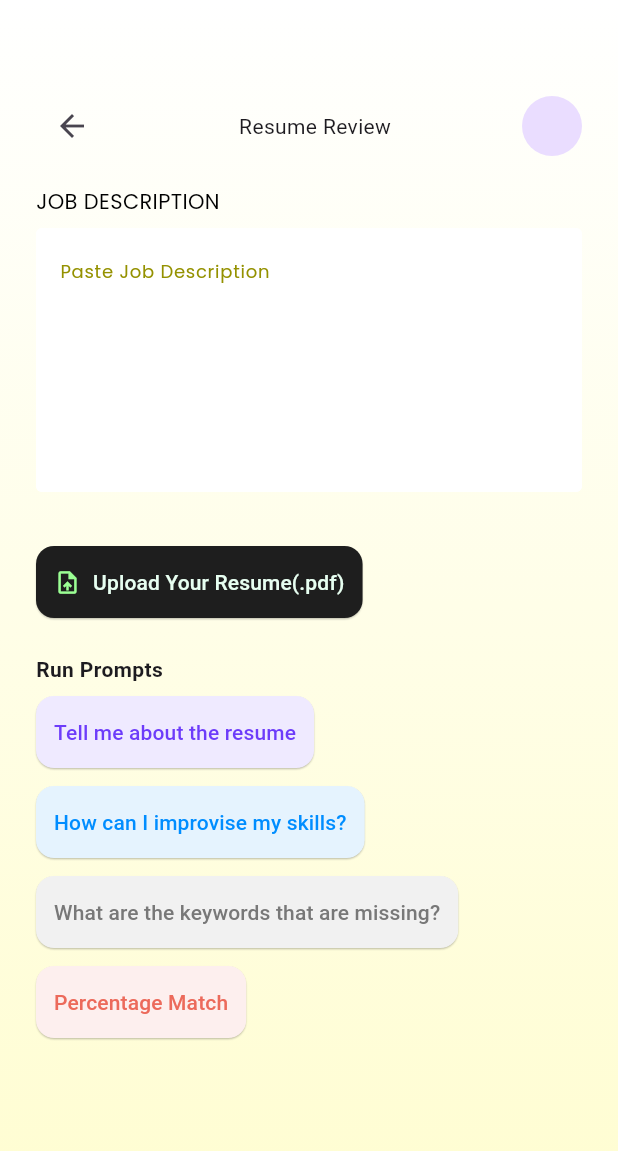
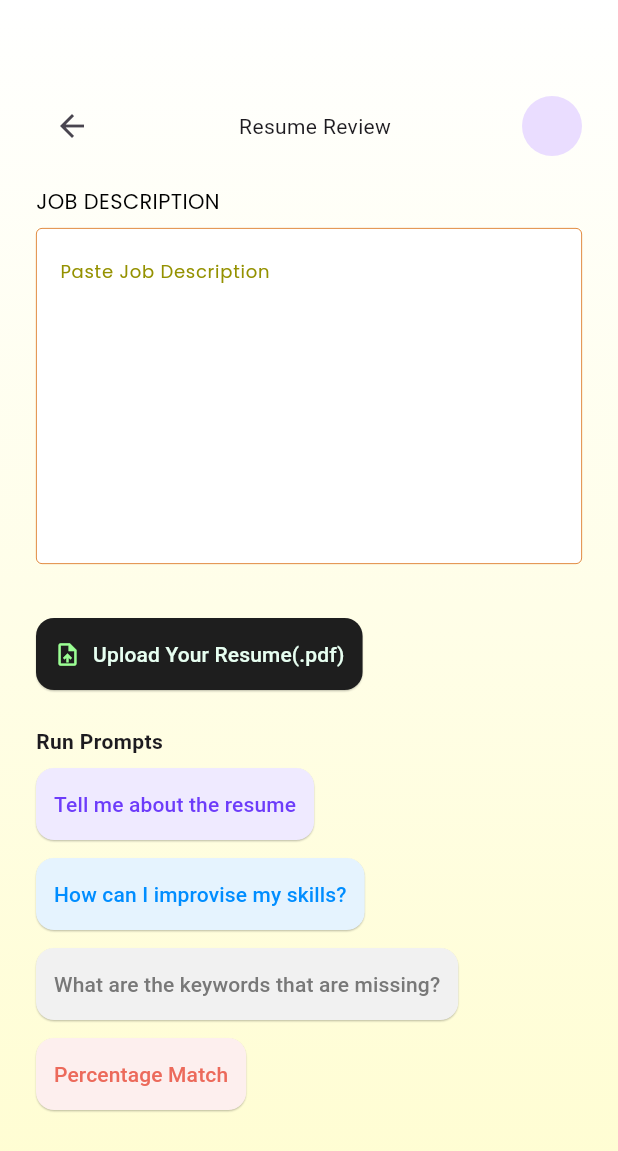
Before and after one commit to Redvey/InterView, a Flutter app: the ResumeReviewScreen screen opened by its route, on a phone screen of 412 x 824 dp. Shown: the top 1151 px of the screen. Run offline on Flutter 3.47's test engine with Material 3 defaults, Android fonts, the phone set to English and light mode, and no system bars; our stand-ins replace file_picker, go_router, smooth_page_indicator.

Commit message:
08:fix: Restructured Files of review page

```diff
--- a/lib/app/themes/text_styles.dart
+++ b/lib/app/themes/text_styles.dart
@@ -5,6 +5,12 @@ import 'fonts.dart';
 
 
 class AppTextStyles {
+
+  static const textField = TextStyle(
+      fontFamily: AppFonts.poppins,
+
+  );
+
   static  heading({required Color color}) =>  TextStyle(
     fontFamily: AppFonts.poppins,
     fontSize: AppSizes.fontSizeLg,
--- a/lib/features/resume/widgets/input_decoration.dart
+++ b/lib/features/resume/widgets/input_decoration.dart
@@ -2,18 +2,20 @@ import 'package:flutter/material.dart';
 import 'package:interview/app/themes/text_styles.dart';
 import '../../../core/constants/colors.dart';
 
-InputDecoration whiteInputDecoration(String hint, Color hintColor) =>
-    InputDecoration(
+InputDecoration whiteInputDecoration(
+  String hint,
+  Color hintColor,
+  Color borderColor,
+) => InputDecoration(
   filled: true,
   fillColor: AppColors.backgroundWhite,
   hintText: hint,
   hintStyle: AppTextStyles.hintText(color: hintColor),
   border: const OutlineInputBorder(),
-      enabledBorder:  OutlineInputBorder(
-        borderSide: BorderSide(color: AppColors.backgroundWhite),
-
+  enabledBorder: OutlineInputBorder(
+    borderSide: BorderSide(color: borderColor, width: 0.5),
   ),
-      focusedBorder:  OutlineInputBorder(
+  focusedBorder: OutlineInputBorder(
     borderSide: BorderSide(color: hintColor, width: 1),
   ),
 );
--- a/lib/features/resume/widgets/labelled_text_field.dart
+++ b/lib/features/resume/widgets/labelled_text_field.dart
@@ -1,4 +1,5 @@
 import 'package:flutter/material.dart';
+import '../../../core/constants/colors.dart';
 import '../../../core/constants/sizes.dart';
 import '../../../app/themes/text_styles.dart';
 import '../../../core/utils/color_utils.dart';
@@ -15,6 +16,7 @@ class LabeledTextField extends StatelessWidget {
   final FocusNode? nextFocus;
   final bool removable;
   final VoidCallback? onRemove;
+  final Color borderColor;
 
   const LabeledTextField({
     super.key,
@@ -28,6 +30,7 @@ class LabeledTextField extends StatelessWidget {
     this.nextFocus,
     this.removable = false,
     this.onRemove,
+    this.borderColor=AppColors.backgroundWhite,
   });
 
   @override
@@ -53,6 +56,7 @@ class LabeledTextField extends StatelessWidget {
 
         // Text Field
         TextField(
+          style: AppTextStyles.textField,
           controller: controller,
           focusNode: focusNode,
           maxLines: maxLines,
@@ -66,7 +70,7 @@ class LabeledTextField extends StatelessWidget {
               focusNode?.unfocus();
             }
           },
-          decoration: whiteInputDecoration(hint, hintTextColor),
+          decoration: whiteInputDecoration(hint, hintTextColor,borderColor),
         ),
 
         const SizedBox(height: AppSizes.spaceBtwFields),
--- /dev/null
+++ b/lib/features/review/controllers/resume_review_controllers.dart
@@ -0,0 +1,107 @@
+import 'package:flutter/material.dart';
+import 'package:interview/core/constants/strings.dart';
+import 'package:interview/core/constants/colors.dart';
+import 'package:interview/features/resume/screens/roles_form/widget/response_sheet.dart';
+
+import '../utils/resume_review_utils.dart';
+
+class ResumeReviewController {
+  final TextEditingController jdController = TextEditingController();
+  String? fileName;
+  bool isLoading = false;
+  String? response;
+
+  /// Labels for AI prompt buttons
+  final List<String> promptLabels = [
+    AppStrings.aboutResume,
+    AppStrings.improviseSkill,
+    AppStrings.missingKeywords,
+    AppStrings.percentageMatch,
+  ];
+
+  /// Picks a resume and updates fileName
+  Future<String?> pickResume() async {
+    final file = await ResumeReviewUtils.pickResumeFile();
+    if (file != null) {
+      fileName = file.name;
+    }
+    return fileName;
+  }
+
+  /// Handles prompt submission logic with safe context usage
+  Future<bool> handleSubmit(
+      String promptType,
+      VoidCallback openBottomSheet,
+      BuildContext context,
+      ) async {
+    if (jdController.text.isEmpty || fileName == null) {
+      if (context.mounted) {
+        ScaffoldMessenger.of(context).showSnackBar(
+          const SnackBar(content: Text(AppStrings.provideJD)),
+        );
+      }
+      return false;
+    }
+
+    isLoading = true;
+
+    // Simulated delay for AI response
+    await Future.delayed(const Duration(seconds: 2));
+
+    isLoading = false;
+    response = 'Response for "$promptType" prompt will appear here.';
+
+    openBottomSheet();
+    return true;
+  }
+
+  /// Used as a callback to show the bottom sheet
+  void showCustomBottomSheet(String promptTitle, BuildContext context) {
+    showModalBottomSheet(
+      context: context,
+      isScrollControlled: true,
+      backgroundColor: Colors.transparent,
+      builder: (_) => AiResponseBottomSheet(
+        promptTitle: promptTitle,
+        response: response,
+        isLoading: isLoading,
+      ),
+    );
+  }
+
+  /// Returns background color for a given prompt
+  Color getColor(String label) {
+    switch (label) {
+      case AppStrings.aboutResume:
+        return AppColors.buttonPurple;
+      case AppStrings.improviseSkill:
+        return AppColors.buttonBlue;
+      case AppStrings.missingKeywords:
+        return AppColors.buttonGray;
+      case AppStrings.percentageMatch:
+        return AppColors.buttonRed;
+      default:
+        return Colors.grey;
+    }
+  }
+
+  /// Returns text color for a given prompt
+  Color getTextColor(String label) {
+    switch (label) {
+      case AppStrings.aboutResume:
+        return AppColors.buttonTextPurple;
+      case AppStrings.improviseSkill:
+        return AppColors.buttonTextBlue;
+      case AppStrings.missingKeywords:
+        return AppColors.buttonTextGray;
+      case AppStrings.percentageMatch:
+        return AppColors.buttonTextRed;
+      default:
+        return Colors.white;
+    }
+  }
+
+  void dispose() {
+    jdController.dispose();
+  }
+}
--- a/lib/features/review/review.dart
+++ /dev/null
@@ -1,196 +0,0 @@
-
-import 'package:flutter/material.dart';
-import 'package:file_picker/file_picker.dart';
-import 'package:go_router/go_router.dart';
-import 'package:interview/core/constants/colors.dart';
-import 'package:interview/core/constants/strings.dart';
-import 'package:interview/features/resume/widgets/labelled_text_field.dart';
-
-import '../../core/constants/sizes.dart';
-import '../resume/screens/roles_form/widget/response_sheet.dart';
-
-class ResumeReviewScreen extends StatefulWidget {
-  const ResumeReviewScreen({super.key});
-
-  @override
-  State<ResumeReviewScreen> createState() => _ResumeReviewScreenState();
-}
-
-class _ResumeReviewScreenState extends State<ResumeReviewScreen> {
-  final TextEditingController jdController = TextEditingController();
-  String? fileName;
-  bool isLoading = false;
-  String? response;
-
-  void pickResume() async {
-    final file = await FilePicker.platform.pickFiles(
-      type: FileType.custom,
-      allowedExtensions: ['pdf'],
-    );
-
-    if (file != null) {
-      setState(() {
-        fileName = file.files.first.name;
-      });
-    }
-  }
-
-  void handleSubmit(String promptType) async {
-    if (jdController.text.isEmpty || fileName == null) {
-      ScaffoldMessenger.of(
-        context,
-      ).showSnackBar(const SnackBar(content: Text(AppStrings.provideJD)));
-      return;
-    }
-
-    setState(() => isLoading = true);
-
-    // Simulated response delay
-    await Future.delayed(const Duration(seconds: 2));
-    setState(() {
-      isLoading = false;
-      response = 'Response for "$promptType" prompt will appear here.';
-    });
-
-    showCustomBottomSheet("Tell me about the resume",
-      response,
-      isLoading,);
-  }
-
-  void showCustomBottomSheet(String promptTitle, String? response, bool isLoading) {
-    showModalBottomSheet(
-      context: context,
-      isScrollControlled: true,
-      backgroundColor: Colors.transparent,
-      builder: (_) => AiResponseBottomSheet(
-        promptTitle: promptTitle,
-        response: response,
-        isLoading: isLoading,
-      ),
-    );
-  }
-
-
-
-  @override
-  Widget build(BuildContext context) {
-    return Container(
-      decoration: BoxDecoration(gradient: AppColors.backgroundGradient),
-      child: Scaffold(
-        backgroundColor: Colors.transparent,
-
-        body: Padding(
-          padding: const EdgeInsets.only(
-            top: AppSizes.xl,
-            left: AppSizes.lg,
-            right: AppSizes.lg,
-          ),
-          child: SingleChildScrollView(
-            child: Column(
-              crossAxisAlignment: CrossAxisAlignment.start,
-              children: [
-                Row(
-                  mainAxisAlignment: MainAxisAlignment.spaceBetween,
-                  children: [
-                    BackButton(onPressed: () => context.pop()),
-                    Text(AppStrings.resumeReviewTitle),
-                    CircleAvatar(),
-                  ],
-                ),
-                const SizedBox(height: 16),
-                LabeledTextField(
-                  controller: jdController,
-                  maxLines: 6,
-                  label: AppStrings.jobDescription,
-                  hint: AppStrings.pasteJobDesc,
-                  containerColor: AppColors.textYellow,
-                ),
-                const SizedBox(height: 16),
-
-                // Upload Resume
-                ElevatedButton.icon(
-                  style: ElevatedButton.styleFrom(
-                    padding: const EdgeInsets.symmetric(horizontal: 12, vertical: 14),
-                    shape: RoundedRectangleBorder(borderRadius: BorderRadius.circular(12)),
-                    elevation: 0.5,
-                    backgroundColor: AppColors.blackLight,
-
-                  ),
-
-                  onPressed: pickResume,
-                  icon: const Icon(Icons.upload_file,color: AppColors.textGreen,),
-                  label: Text(fileName ?? AppStrings.uploadResume,style: TextStyle(color: AppColors.textGreenBg),),
-                ),
-                const SizedBox(height: 24),
-
-                // Action Buttons
-                const Text(
-                  AppStrings.runPrompts,
-                  style: TextStyle(fontWeight: FontWeight.bold),
-                ),
-                const SizedBox(height: 8),
-                Wrap(
-                  spacing: 12,
-                  runSpacing: 12,
-                  children: [
-                    _buildPromptButton(
-                      label: AppStrings.aboutResume,
-                      backgroundColor: AppColors.buttonPurple,
-                      textColor: AppColors.buttonTextPurple,
-                    ),
-                    _buildPromptButton(
-                      label: AppStrings.improviseSkill,
-                      backgroundColor: AppColors.buttonBlue,
-                      textColor: AppColors.buttonTextBlue,
-                    ),
-                    _buildPromptButton(
-                      label: AppStrings.missingKeywords,
-                      backgroundColor: AppColors.buttonGray,
-                      textColor: AppColors.buttonTextGray,
-                    ),
-                    _buildPromptButton(
-                      label: AppStrings.percentageMatch,
-                      backgroundColor: AppColors.buttonRed,
-                      textColor: AppColors.buttonTextRed,
-                    ),
-                    ]
-                ),
-              ],
-            ),
-          ),
-        ),
-      ),
-    );
-  }
-
-  Widget _buildPromptButton({
-    required String label,
-    required Color backgroundColor,
-    required Color textColor,
-  }) {
-    return ElevatedButton(
-      style: ElevatedButton.styleFrom(
-        elevation: 0.5,
-        backgroundColor: backgroundColor,
-        foregroundColor: textColor,
-        padding: const EdgeInsets.symmetric(horizontal: 12, vertical: 14),
-        shape: RoundedRectangleBorder(borderRadius: BorderRadius.circular(12)),
-      ),
-      onPressed: isLoading ? null : () => handleSubmit(label),
-      child: isLoading
-          ? const SizedBox(
-              width: 20,
-              height: 20,
-              child: CircularProgressIndicator(
-                strokeWidth: 2,
-                color: Colors.white,
-              ),
-            )
-          : Text(
-              label,
-              textAlign: TextAlign.center,
-              style: TextStyle(color: textColor),
-            ),
-    );
-  }
-}
--- /dev/null
+++ b/lib/features/review/screens/resume_review_screen.dart
@@ -0,0 +1,108 @@
+import 'package:flutter/material.dart';
+import 'package:go_router/go_router.dart';
+import 'package:interview/core/constants/colors.dart';
+import 'package:interview/core/constants/sizes.dart';
+import 'package:interview/core/constants/strings.dart';
+import '../controllers/resume_review_controllers.dart';
+import '../widgets/jd_input_field.dart';
+import '../widgets/prompt_button.dart';
+import '../widgets/resume_upload_button.dart';
+
+class ResumeReviewScreen extends StatefulWidget {
+  const ResumeReviewScreen({super.key});
+
+  @override
+  State<ResumeReviewScreen> createState() => _ResumeReviewScreenState();
+}
+
+class _ResumeReviewScreenState extends State<ResumeReviewScreen> {
+  final controller = ResumeReviewController();
+  String? loadingPrompt; // which button is loading
+
+  @override
+  void dispose() {
+    controller.dispose();
+    super.dispose();
+  }
+
+  @override
+  Widget build(BuildContext context) {
+    return Container(
+      decoration: BoxDecoration(gradient: AppColors.backgroundGradient),
+      child: Scaffold(
+        backgroundColor: Colors.transparent,
+        body: Padding(
+          padding: const EdgeInsets.only(
+            top: AppSizes.xl,
+            left: AppSizes.lg,
+            right: AppSizes.lg,
+          ),
+          child: SingleChildScrollView(
+            child: Column(
+              crossAxisAlignment: CrossAxisAlignment.start,
+              children: [
+                // Header
+                Row(
+                  mainAxisAlignment: MainAxisAlignment.spaceBetween,
+                  children: [
+                    BackButton(onPressed: () => context.pop()),
+                    Text(AppStrings.resumeReviewTitle),
+                    const CircleAvatar(),
+                  ],
+                ),
+                const SizedBox(height: 16),
+
+                // JD Field
+                JDInputField(controller: controller.jdController),
+                const SizedBox(height: 16),
+
+                // Upload Resume Button
+                ResumeUploadButton(
+                  fileName: controller.fileName,
+                  onPick: () async {
+                    final picked = await controller.pickResume();
+                    if (picked != null) {
+                      setState(() {}); // refresh UI with picked file name
+                    }
+                  },
+                ),
+                const SizedBox(height: 24),
+
+                // Prompt Section
+                const Text(
+                  AppStrings.runPrompts,
+                  style: TextStyle(fontWeight: FontWeight.bold),
+                ),
+                const SizedBox(height: 8),
+
+                Wrap(
+                  spacing: 12,
+                  runSpacing: 12,
+                  children: controller.promptLabels.map((label) {
+                    return PromptButton(
+                      label: label,
+                      backgroundColor: controller.getColor(label),
+                      textColor: controller.getTextColor(label),
+                      isLoading: loadingPrompt == label,
+                      onPressed: () async {
+                        setState(() => loadingPrompt = label);
+                        final success = await controller.handleSubmit(
+                          label,
+                              () => controller.showCustomBottomSheet(label, context),
+                          context,
+                        );
+                        if (success) {
+                          setState(() => loadingPrompt = null);
+                        }
+                      },
+                    );
+                  }).toList(),
+                ),
+              ],
+            ),
+          ),
+        ),
+      ),
+    );
+  }
+}
--- /dev/null
+++ b/lib/features/review/widgets/jd_input_field.dart
@@ -0,0 +1,27 @@
+import 'package:flutter/material.dart';
+import 'package:interview/core/constants/colors.dart';
+import 'package:interview/core/constants/strings.dart';
+import 'package:interview/features/resume/widgets/labelled_text_field.dart';
+
+class JDInputField extends StatelessWidget {
+  final TextEditingController controller;
+
+  const JDInputField({
+    super.key,
+    required this.controller,
+  });
+
+  @override
+  Widget build(BuildContext context) {
+    return LabeledTextField(
+      // showBorder: true,
+      controller: controller,
+      maxLines: 8,
+      label: AppStrings.jobDescription,
+      hint: AppStrings.pasteJobDesc,
+      containerColor: AppColors.textYellow,
+      borderColor: AppColors.backgroundOrange,
+
+    );
+  }
+}
--- /dev/null
+++ b/lib/features/review/widgets/prompt_button.dart
@@ -0,0 +1,50 @@
+import 'package:flutter/material.dart';
+
+class PromptButton extends StatelessWidget {
+  final String label;
+  final Color backgroundColor;
+  final Color textColor;
+  final bool isLoading;
+  final VoidCallback onPressed;
+
+  const PromptButton({
+    super.key,
+    required this.label,
+    required this.backgroundColor,
+    required this.textColor,
+    required this.isLoading,
+    required this.onPressed,
+  });
+
+  @override
+  Widget build(BuildContext context) {
+    return ElevatedButton(
+      onPressed: isLoading ? null : onPressed,
+      style: ElevatedButton.styleFrom(
+        elevation: 0.5,
+        backgroundColor: backgroundColor,
+        foregroundColor: textColor,
+        padding: const EdgeInsets.symmetric(horizontal: 12, vertical: 14),
+        shape: RoundedRectangleBorder(borderRadius: BorderRadius.circular(12)),
+      ),
+      child: AnimatedSwitcher(
+        duration: const Duration(milliseconds: 250),
+        child: isLoading
+            ? const SizedBox(
+          width: 20,
+          height: 20,
+          child: CircularProgressIndicator(
+            strokeWidth: 2,
+            valueColor: AlwaysStoppedAnimation<Color>(Colors.white),
+          ),
+        )
+            : Text(
+          label,
+          key: ValueKey('text_$label'),
+          textAlign: TextAlign.center,
+          style: TextStyle(color: textColor),
+        ),
+      ),
+    );
+  }
+}
--- /dev/null
+++ b/lib/features/review/widgets/resume_upload_button.dart
@@ -0,0 +1,32 @@
+import 'package:flutter/material.dart';
+import 'package:interview/core/constants/colors.dart';
+import 'package:interview/core/constants/strings.dart';
+
+class ResumeUploadButton extends StatelessWidget {
+  final String? fileName;
+  final VoidCallback onPick;
+
+  const ResumeUploadButton({
+    super.key,
+    required this.fileName,
+    required this.onPick,
+  });
+
+  @override
+  Widget build(BuildContext context) {
+    return ElevatedButton.icon(
+      onPressed: onPick,
+      icon: const Icon(Icons.upload_file, color: AppColors.textGreen),
+      label: Text(
+        fileName ?? AppStrings.uploadResume,
+        style: const TextStyle(color: AppColors.textGreenBg),
+      ),
+      style: ElevatedButton.styleFrom(
+        padding: const EdgeInsets.symmetric(horizontal: 12, vertical: 14),
+        shape: RoundedRectangleBorder(borderRadius: BorderRadius.circular(12)),
+        elevation: 0.5,
+        backgroundColor: AppColors.blackLight,
+      ),
+    );
+  }
+}
--- a/lib/routes/app_router.dart
+++ b/lib/routes/app_router.dart
@@ -1,9 +1,9 @@
 import 'package:go_router/go_router.dart';
-import 'package:interview/features/review/review.dart';
 import '../features/home/screens/home_screen.dart';
 import '../features/resume/screens/contact_form/contact_form.dart';
 import '../features/resume/screens/resume_builder.dart';
 import '../features/resume/screens/resume_builder_home.dart';
+import '../features/review/screens/resume_review_screen.dart';
 import '../features/under_dev.dart';
 import 'route_names.dart';
 
```
Also changed, not shown: lib/features/home/screens/home_screen.dart (+10 -3 lines), lib/features/review/utils/resume_review_utils.dart (added, +17 -0 lines). Lines whose indentation alone changed are shown as unchanged.
